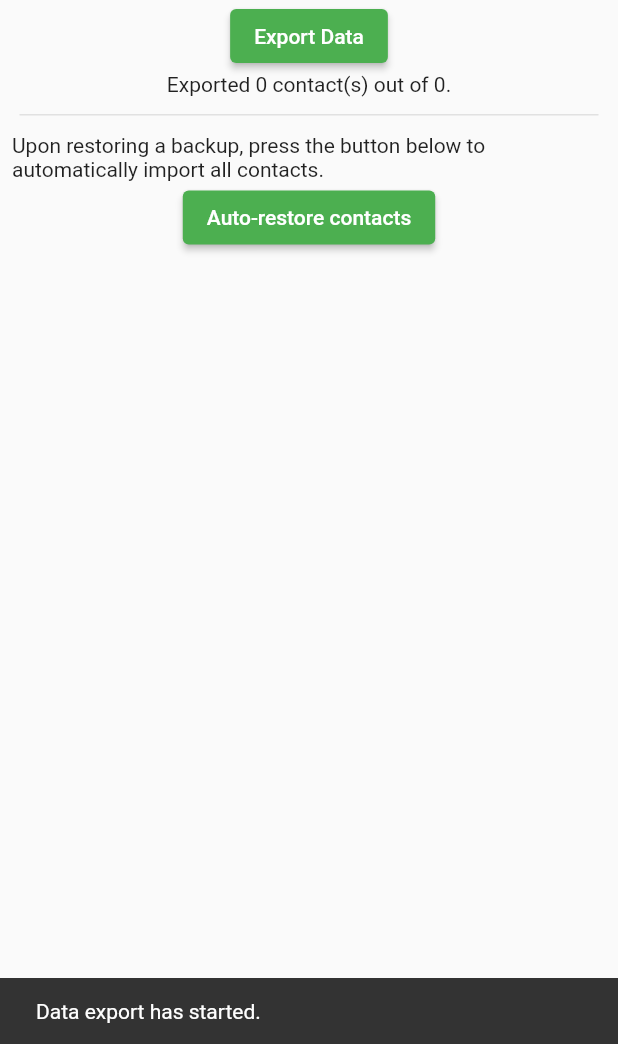
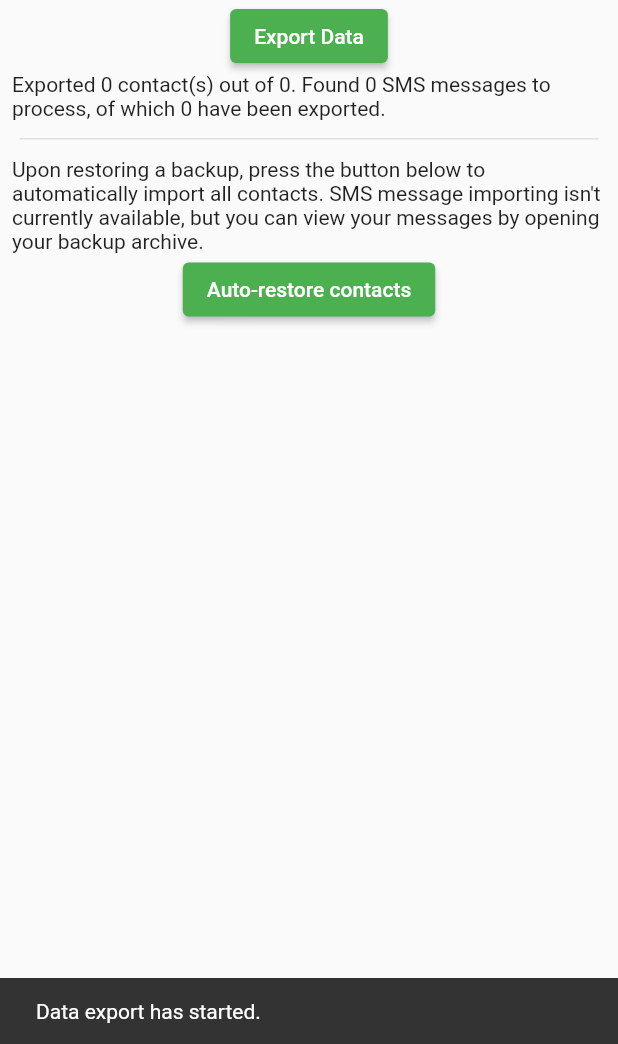
Before and after one commit to mrrfv/open-android-backup, a Flutter app: the screen it shows after launch, after a tap on "Export Data", on a phone screen of 412 x 824 dp, the part 192-1236 px from its top. Run offline on Flutter 3.47's test engine with Material 2 defaults, Android fonts, the phone set to English and light mode, and no system bars; our stand-ins replace csv, device_info_plus, flutter_contacts, permission_handler; missing offline and left inert: flutter_sms_inbox.

Commit message:
SMS message exporting, slightly better perf on win

```diff
--- a/companion_app/lib/main.dart
+++ b/companion_app/lib/main.dart
@@ -1,6 +1,8 @@
 import 'package:flutter/material.dart';
 import 'package:flutter_contacts/flutter_contacts.dart';
 import 'package:permission_handler/permission_handler.dart';
+import 'package:flutter_sms_inbox/flutter_sms_inbox.dart';
+import 'package:csv/csv.dart';
 import "dart:io";
 
 import 'package:device_info_plus/device_info_plus.dart';
@@ -40,6 +42,8 @@ class _HomeState extends State<Home> {
   bool showBackupProgress = false;
   int contactsAmountDatabase = 0;
   int contactsExported = 0;
+  int smsMessageCount = 0;
+  int smsMessagesExported = 0;
   // for restores
   bool showRestoreProgress = false;
   int contactsAmountFilesystem = 0;
@@ -48,7 +52,11 @@ class _HomeState extends State<Home> {
   Future<void> backup(BuildContext context) async {
     // Requests contacts & internal storage permissions
     if (await FlutterContacts.requestPermission() &&
-        await Permission.storage.request().isGranted) {
+        await Permission.storage.request().isGranted &&
+        await Permission.sms.request().isGranted) {
+      // create an instance of the SmsQuery class
+      SmsQuery sms = SmsQuery();
+
       // On Android 11 and later, request additional permissions.
       if ((await DeviceInfoPlugin().androidInfo).version.sdkInt! > 29 &&
           !await Permission.manageExternalStorage.request().isGranted) {
@@ -88,12 +96,40 @@ class _HomeState extends State<Home> {
         });
       }
 
+      // Export SMS messages.
+      List<SmsMessage> messages = await sms.getAllSms;
+
+      setState(() {
+        smsMessageCount = messages.length;
+      });
+
+      // Process messages so they can be saved to a CSV file.
+      List<List<String>> processedMessages = [];
+      processedMessages.add(["ID", "Address", "Body", "Date"]);
+      for (var i = 0; i < messages.length; i++) {
+        List<String> message = [
+          messages[i].id.toString(),
+          messages[i].address.toString(),
+          messages[i].body.toString(),
+          messages[i].date.toString(),
+        ];
+        processedMessages.add(message);
+        setState(() {
+          smsMessagesExported = i + 1;
+        });
+      }
+      String csv = const ListToCsvConverter().convert(processedMessages);
+
+      final File sms_file_export = File(
+          "/storage/emulated/0/linux-android-backup-temp/SMS_Messages.csv");
+      sms_file_export.writeAsString(csv);
+
       // Show a dialog if the export is complete
       showInfoDialog(context, "Data Exported",
           "Please continue the backup process on your computer.");
     } else {
       showInfoDialog(context, "Error",
-          "Storage and/or contacts permissions have not been granted.");
+          "Storage, SMS or contacts permissions have not been granted.");
     }
   }
 
@@ -191,7 +227,11 @@ class _HomeState extends State<Home> {
                     contactsExported.toString() +
                     " contact(s) out of " +
                     contactsAmountDatabase.toString() +
-                    ".")),
+                    ". Found " +
+                    smsMessageCount.toString() +
+                    " SMS messages to process, of which " +
+                    smsMessagesExported.toString() +
+                    " have been exported.")),
             const Divider(
               color: Color.fromARGB(31, 44, 44, 44),
               height: 25,
@@ -200,7 +240,7 @@ class _HomeState extends State<Home> {
               endIndent: 5,
             ),
             const Text(
-              "Upon restoring a backup, press the button below to automatically import all contacts.",
+              "Upon restoring a backup, press the button below to automatically import all contacts. SMS message importing isn't currently available, but you can view your messages by opening your backup archive.",
             ),
             ElevatedButton(
               onPressed: () {
--- a/companion_app/pubspec.yaml
+++ b/companion_app/pubspec.yaml
@@ -37,6 +37,8 @@ dependencies:
   flutter_contacts: ^1.1.5
   permission_handler: ^8.3.0
   device_info_plus: ^3.2.0
+  flutter_sms_inbox: ^1.0.2
+  csv: ^5.0.1
 
 dev_dependencies:
   flutter_test:
```
Also changed, not shown: companion_app/pubspec.lock, website/fonts/OFL.txt (line endings or trailing spaces), 5 other files.
